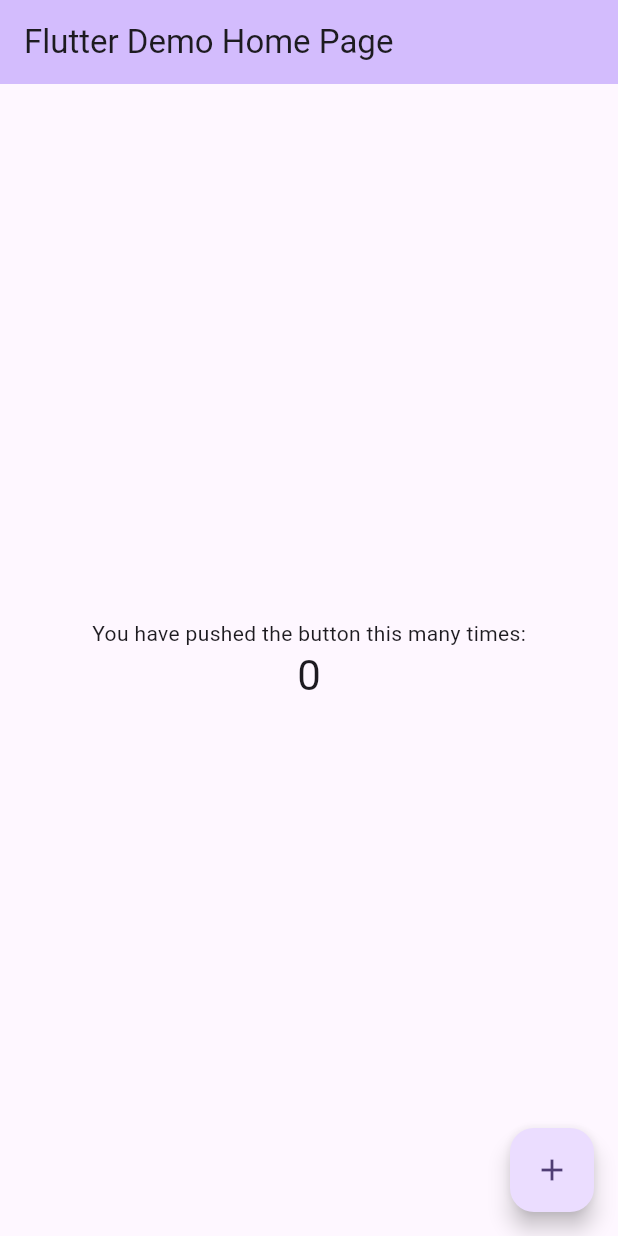
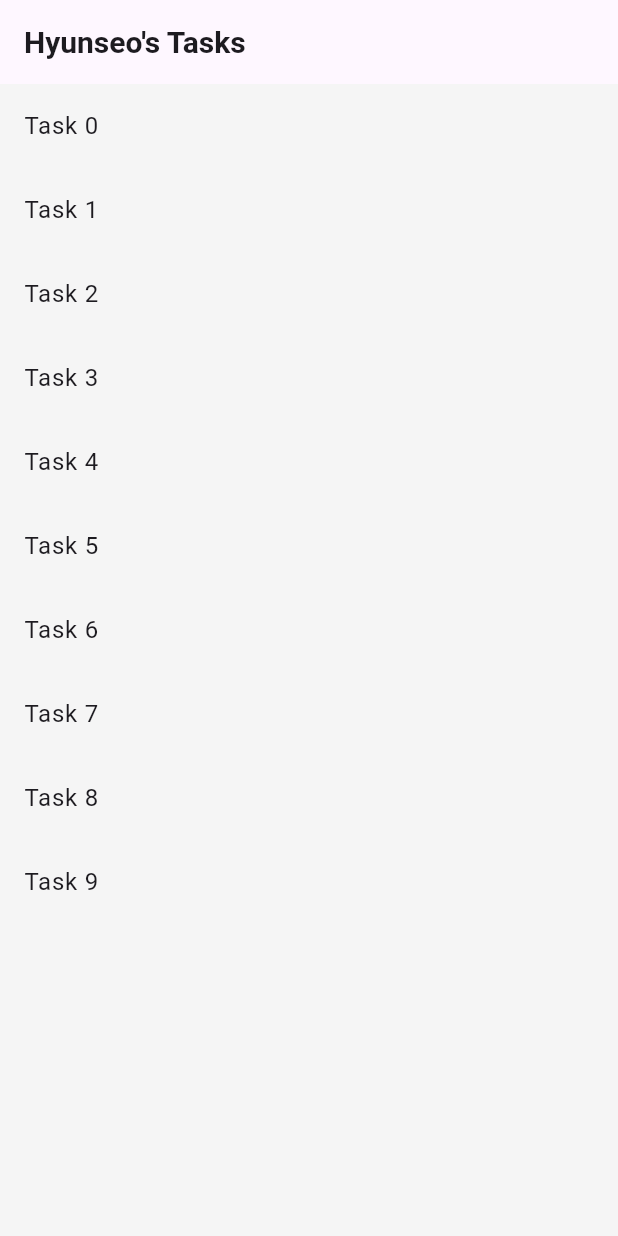
Before and after one commit to kimhyunseo/tasks, a Flutter app: the screen it shows after launch, on a phone screen of 412 x 824 dp. Run offline on Flutter 3.47's test engine with Material 3 defaults, Android fonts, the phone set to English and light mode, and no system bars.

Commit message:
feat(home): 기본 홈 화면 구현

```diff
--- a/lib/main.dart
+++ b/lib/main.dart
@@ -1,4 +1,5 @@
 import 'package:flutter/material.dart';
+import 'package:tasks/pages/home/home_page.dart';
 
 void main() {
   runApp(const MyApp());
@@ -11,112 +12,12 @@ class MyApp extends StatelessWidget {
   @override
   Widget build(BuildContext context) {
     return MaterialApp(
-      title: 'Flutter Demo',
+      title: "Hyunseo's Tasks",
       theme: ThemeData(
-        // This is the theme of your application.
-        //
-        // TRY THIS: Try running your application with "flutter run". You'll see
-        // the application has a purple toolbar. Then, without quitting the app,
-        // try changing the seedColor in the colorScheme below to Colors.green
-        // and then invoke "hot reload" (save your changes or press the "hot
-        // reload" button in a Flutter-supported IDE, or press "r" if you used
-        // the command line to start the app).
-        //
-        // Notice that the counter didn't reset back to zero; the application
-        // state is not lost during the reload. To reset the state, use hot
-        // restart instead.
-        //
-        // This works for code too, not just values: Most code changes can be
-        // tested with just a hot reload.
-        colorScheme: .fromSeed(seedColor: Colors.deepPurple),
+        primaryColor: Colors.blueAccent,
+        scaffoldBackgroundColor: Colors.grey[100],
       ),
-      home: const MyHomePage(title: 'Flutter Demo Home Page'),
+      home: HomePage(),
     );
   }
 }
-
-class MyHomePage extends StatefulWidget {
-  const MyHomePage({super.key, required this.title});
-
-  // This widget is the home page of your application. It is stateful, meaning
-  // that it has a State object (defined below) that contains fields that affect
-  // how it looks.
-
-  // This class is the configuration for the state. It holds the values (in this
-  // case the title) provided by the parent (in this case the App widget) and
-  // used by the build method of the State. Fields in a Widget subclass are
-  // always marked "final".
-
-  final String title;
-
-  @override
-  State<MyHomePage> createState() => _MyHomePageState();
-}
-
-class _MyHomePageState extends State<MyHomePage> {
-  int _counter = 0;
-
-  void _incrementCounter() {
-    setState(() {
-      // This call to setState tells the Flutter framework that something has
-      // changed in this State, which causes it to rerun the build method below
-      // so that the display can reflect the updated values. If we changed
-      // _counter without calling setState(), then the build method would not be
-      // called again, and so nothing would appear to happen.
-      _counter++;
-    });
-  }
-
-  @override
-  Widget build(BuildContext context) {
-    // This method is rerun every time setState is called, for instance as done
-    // by the _incrementCounter method above.
-    //
-    // The Flutter framework has been optimized to make rerunning build methods
-    // fast, so that you can just rebuild anything that needs updating rather
-    // than having to individually change instances of widgets.
-    return Scaffold(
-      appBar: AppBar(
-        // TRY THIS: Try changing the color here to a specific color (to
-        // Colors.amber, perhaps?) and trigger a hot reload to see the AppBar
-        // change color while the other colors stay the same.
-        backgroundColor: Theme.of(context).colorScheme.inversePrimary,
-        // Here we take the value from the MyHomePage object that was created by
-        // the App.build method, and use it to set our appbar title.
-        title: Text(widget.title),
-      ),
-      body: Center(
-        // Center is a layout widget. It takes a single child and positions it
-        // in the middle of the parent.
-        child: Column(
-          // Column is also a layout widget. It takes a list of children and
-          // arranges them vertically. By default, it sizes itself to fit its
-          // children horizontally, and tries to be as tall as its parent.
-          //
-          // Column has various properties to control how it sizes itself and
-          // how it positions its children. Here we use mainAxisAlignment to
-          // center the children vertically; the main axis here is the vertical
-          // axis because Columns are vertical (the cross axis would be
-          // horizontal).
-          //
-          // TRY THIS: Invoke "debug painting" (choose the "Toggle Debug Paint"
-          // action in the IDE, or press "p" in the console), to see the
-          // wireframe for each widget.
-          mainAxisAlignment: .center,
-          children: [
-            const Text('You have pushed the button this many times:'),
-            Text(
-              '$_counter',
-              style: Theme.of(context).textTheme.headlineMedium,
-            ),
-          ],
-        ),
-      ),
-      floatingActionButton: FloatingActionButton(
-        onPressed: _incrementCounter,
-        tooltip: 'Increment',
-        child: const Icon(Icons.add),
-      ),
-    );
-  }
-}
--- /dev/null
+++ b/lib/pages/home/home_page.dart
@@ -0,0 +1,21 @@
+import 'package:flutter/material.dart';
+
+class HomePage extends StatelessWidget {
+  @override
+  Widget build(Object context) {
+    return Scaffold(
+      appBar: AppBar(
+        title: Text(
+          "Hyunseo's Tasks",
+          style: TextStyle(fontSize: 20, fontWeight: FontWeight.bold),
+        ),
+      ),
+      body: ListView.builder(
+        itemCount: 10,
+        itemBuilder: (context, index) {
+          return ListTile(title: Text('Task $index'));
+        },
+      ),
+    );
+  }
+}
```
Also changed, not shown: lib/pages/home/widgets/todo_entity.dart (added, +13 -0 lines), lib/pages/todo_detail/todo_detail_page.dart (added, +11 -0 lines).
